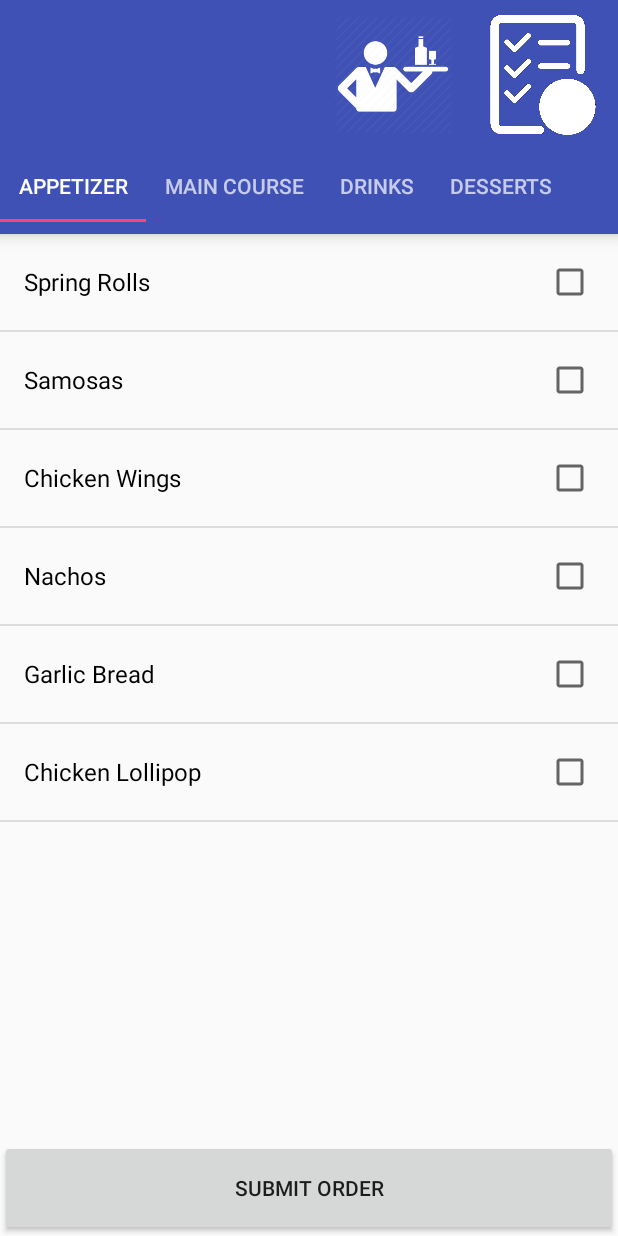
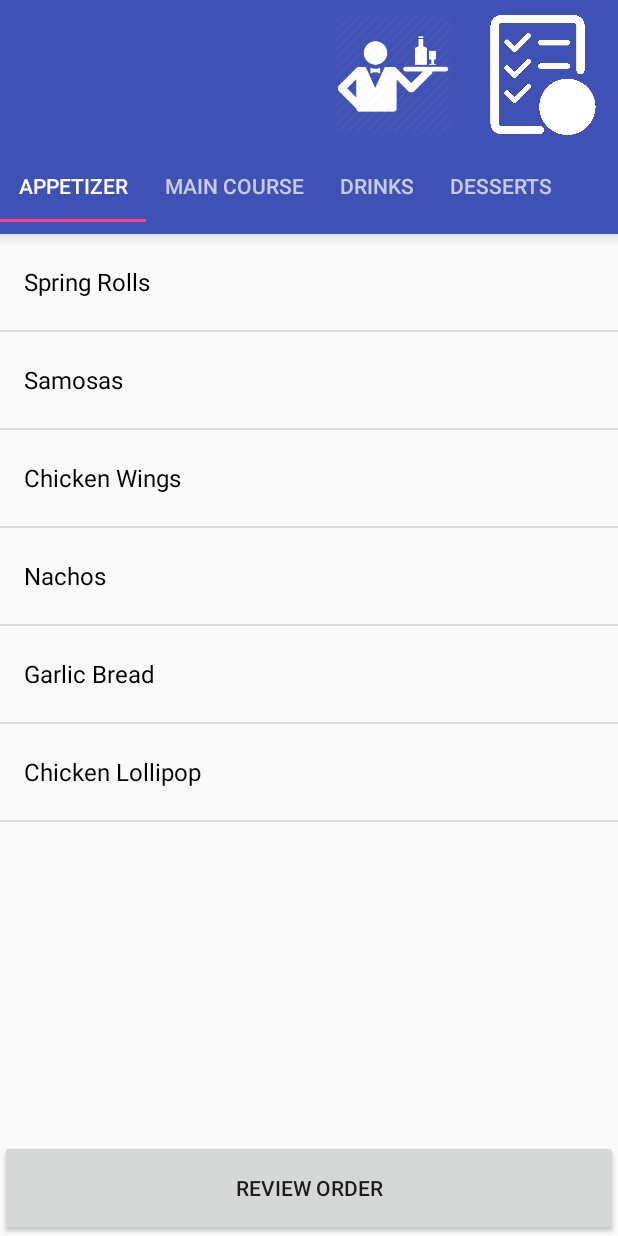
Before and after one commit to FlexEat/Mobile-Android, an Android app: the GenericMenuFragment screen opened directly, with no data from a screen before it, on a phone screen of 412 x 824 dp. Run offline under Robolectric (Android 15) with nearby library versions, the phone set to English and light mode, and no system bars; our stand-ins replace Picasso; pictures from the network do not load.

Commit message:
most functionality done

```diff
--- a/app/src/main/java/com/uw/fydp/flexeat/flexeat/adapters/MenuItemArrayAdapter.java
+++ b/app/src/main/java/com/uw/fydp/flexeat/flexeat/adapters/MenuItemArrayAdapter.java
@@ -32,7 +32,7 @@ public class MenuItemArrayAdapter extends CustomArrayAdapter<FoodMenuItem> {
 
     private class ViewHolder {
         TextView itemName;
-        CheckBox isChecked;
+        TextView itemPrice;
     }
 
     @Override
@@ -51,12 +51,7 @@ public class MenuItemArrayAdapter extends CustomArrayAdapter<FoodMenuItem> {
         }
 
         final FoodMenuItem data = getItem(position); // get data
-        viewHolder.isChecked.setOnCheckedChangeListener(new CompoundButton.OnCheckedChangeListener() {
-            @Override
-            public void onCheckedChanged(CompoundButton buttonView, boolean isChecked) {
-                data.setCheck(isChecked);
-            }
-        });
+
         fillViewHolder(viewHolder, data); // Populate View Holder
 
         return rowView; // Return view (required by super class)
@@ -68,7 +63,7 @@ public class MenuItemArrayAdapter extends CustomArrayAdapter<FoodMenuItem> {
         final ViewHolder viewHolder = new ViewHolder();
 
         viewHolder.itemName = (TextView) rowView.findViewById(R.id.item_name);
-        viewHolder.isChecked = (CheckBox) rowView.findViewById(R.id.item_selection);
+        viewHolder.itemPrice = (TextView) rowView.findViewById(R.id.item_price);
 
         return viewHolder;
     }
@@ -78,7 +73,12 @@ public class MenuItemArrayAdapter extends CustomArrayAdapter<FoodMenuItem> {
         final ViewHolder mViewHolder = (ViewHolder) viewHolder;
         if (data.name != null) {
             mViewHolder.itemName.setText(data.name);
+            if(data.status != ""){
+                mViewHolder.itemPrice.setText(data.status);
+            } else{
+                mViewHolder.itemPrice.setText(data.price);
+            }
+
         }
-        //mViewHolder.isChecked.setSelected(data.);
     }
 }
--- a/app/src/main/java/com/uw/fydp/flexeat/flexeat/adapters/PagerAdapter.java
+++ b/app/src/main/java/com/uw/fydp/flexeat/flexeat/adapters/PagerAdapter.java
@@ -14,6 +14,7 @@ import org.json.JSONException;
 import org.json.JSONObject;
 
 import java.lang.ref.WeakReference;
+import java.util.ArrayList;
 
 /**
  * Created by chaitanyakhanna on 2017-07-20.
@@ -23,8 +24,6 @@ public class PagerAdapter extends FragmentStatePagerAdapter {
 
     int mNumOfTabs;
     JSONObject menuResponse;
-
-    private final SparseArray<WeakReference<Fragment>> instantiatedFragments = new SparseArray<>();
 
     public PagerAdapter(FragmentManager fm, int numOfTabs, JSONObject menuResponse) {
         super(fm);
@@ -36,7 +35,6 @@ public class PagerAdapter extends FragmentStatePagerAdapter {
     public Fragment getItem(int position) {
         Bundle bundle = new Bundle();
         try {
-
             GenericMenuFragment tab = new GenericMenuFragment();
             bundle.putString("itemsAsString", menuResponse.getJSONArray(menuResponse.names().getString(position)).toString());
             tab.setArguments(bundle);
@@ -51,27 +49,4 @@ public class PagerAdapter extends FragmentStatePagerAdapter {
     public int getCount() {
         return mNumOfTabs;
     }
-
-    @Override
-    public Object instantiateItem(final ViewGroup container, final int position) {
-        final Fragment fragment = (Fragment) super.instantiateItem(container, position);
-        instantiatedFragments.put(position, new WeakReference<>(fragment));
-        return fragment;
-    }
-
-    @Override
-    public void destroyItem(final ViewGroup container, final int position, final Object object) {
-        instantiatedFragments.remove(position);
-        super.destroyItem(container, position, object);
-    }
-
-    @Nullable
-    public Fragment getFragment(final int position) {
-        final WeakReference<Fragment> wr = instantiatedFragments.get(position);
-        if (wr != null) {
-            return wr.get();
-        } else {
-            return null;
-        }
-    }
 }
--- a/app/src/main/java/com/uw/fydp/flexeat/flexeat/model/FoodMenuItem.java
+++ b/app/src/main/java/com/uw/fydp/flexeat/flexeat/model/FoodMenuItem.java
@@ -17,25 +17,22 @@ public class FoodMenuItem {
     public String price;
     public String imageURL;
     public boolean isShownInMenu;
+    public String status;
 
     public FoodMenuItem(String name, boolean isChecked){
         this.name = name;
     }
 
     public FoodMenuItem(JSONObject obj){
-        try{
-            this.name = obj.getString("item_name");
-            this.foodItemID = obj.getInt("item_id");
-            this.restaurantID = obj.getInt("restaurant_id");
-            this.category = obj.getString("category");
-            this.description = obj.getString("description");
-            this.price = obj.getString("price");
-            this.imageURL = obj.getString("image_url");
-            this.isShownInMenu = obj.getBoolean("is_shown_in_menu");
-
-        }catch (JSONException e){
-            e.printStackTrace();
-        }
+        this.name = obj.optString("item_name", "");
+        this.foodItemID = obj.optInt("item_id", -1);
+        this.restaurantID = obj.optInt("restaurant_id", -1);
+        this.category = obj.optString("category", "");
+        this.description = obj.optString("description", "");
+        this.price = obj.optString("price", "");
+        this.imageURL = obj.optString("image_url", "");
+        this.isShownInMenu = obj.optBoolean("is_shown_in_menu", true);
+        this.status = obj.optString("status", "");
     }
 
     public void setCheck(boolean check){
@@ -54,6 +51,7 @@ public class FoodMenuItem {
             obj.put("price", this.price);
             obj.put("image_url", this.imageURL);
             obj.put("is_shown_in_menu", this.isShownInMenu);
+            obj.put("status", this.status);
 
         }catch (JSONException e){
             e.printStackTrace();
--- a/app/src/main/res/layout/activity_menu.xml
+++ b/app/src/main/res/layout/activity_menu.xml
@@ -43,7 +43,7 @@
     <Button
         android:layout_width="match_parent"
         android:layout_height="64dp"
-        android:text="Submit Order"
+        android:text="Review Order"
         android:layout_alignParentBottom="true"
-        android:onClick="onSubmitOrderClick"/>
+        android:onClick="onReviewOrderClick"/>
 </RelativeLayout>
--- a/app/src/main/res/layout/item_menu.xml
+++ b/app/src/main/res/layout/item_menu.xml
@@ -14,14 +14,13 @@
         android:textSize="16sp"
         android:textColor="@android:color/black"/>
 
-    <CheckBox
-        android:id="@+id/item_selection"
-        android:layout_width="32dp"
-        android:layout_height="32dp"
+    <TextView
+        android:layout_width="wrap_content"
+        android:layout_height="wrap_content"
+        android:id="@+id/item_price"
         android:layout_margin="16dp"
-        android:layout_gravity="center"
-        android:clickable="false"
-        android:focusable="false"
-        />
+        android:textSize="16sp"
+        android:textColor="@android:color/black"
+        android:layout_gravity="center"/>
 
 </LinearLayout>
--- a/app/src/main/res/layout/layout_menu_item_dialog.xml
+++ b/app/src/main/res/layout/layout_menu_item_dialog.xml
@@ -68,6 +68,7 @@
             android:layout_below="@id/quantity_picker"
             android:layout_centerHorizontal="true"
             android:text="Add to Order"
+            android:id="@+id/add_to_order_button"
             android:layout_marginTop="16dp"/>
 
     </RelativeLayout>
```
Also changed, not shown: app/src/main/AndroidManifest.xml (+14 -9 lines), app/src/main/java/com/uw/fydp/flexeat/flexeat/CheckInFragment.java (+2 -9 lines), app/src/main/java/com/uw/fydp/flexeat/flexeat/GenericMenuFragment.java (+14 -2 lines), app/src/main/java/com/uw/fydp/flexeat/flexeat/MenuActivity.java (+57 -21 lines), app/src/main/java/com/uw/fydp/flexeat/flexeat/OrdersActivity.java (added, +113 -0 lines), app/src/main/java/com/uw/fydp/flexeat/flexeat/PayActivity.java (added, +25 -0 lines), app/src/main/java/com/uw/fydp/flexeat/flexeat/RatingActivity.java (added, +13 -0 lines), app/src/main/res/layout/activity_orders.xml (added, +49 -0 lines), app/src/main/res/layout/activity_pay.xml (added, +44 -0 lines), app/src/main/res/layout/activity_rating.xml (added, +24 -0 lines), app/src/main/res/layout/layout_review_order_dialog.xml (added, +20 -0 lines).
